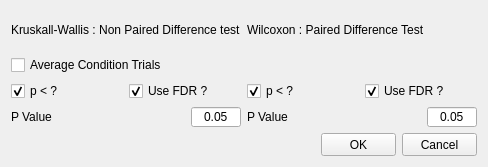
Old version of the form Localizer/optionsStats.ui in the repository CRNL-Eduwell/Localizer.
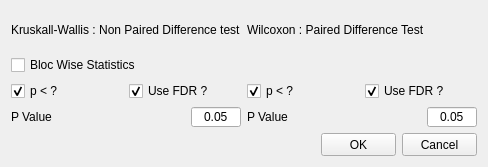
New version of the form.

Diff of the .ui file:
```diff
--- a/Localizer/optionsStats.ui
+++ b/Localizer/optionsStats.ui
@@ -33,7 +33,7 @@
      <item row="1" column="0">
       <widget class="QCheckBox" name="AverageTrialsCheckBox">
        <property name="text">
-        <string>Average Condition Trials</string>
+        <string>Bloc Wise Statistics</string>
        </property>
       </widget>
      </item>
```
Left out of the diff: 2 changed lines with no effect on the pictures.
